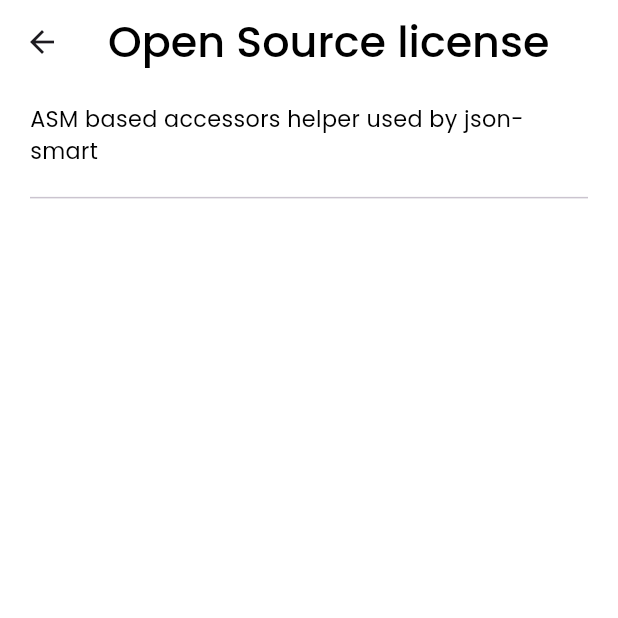
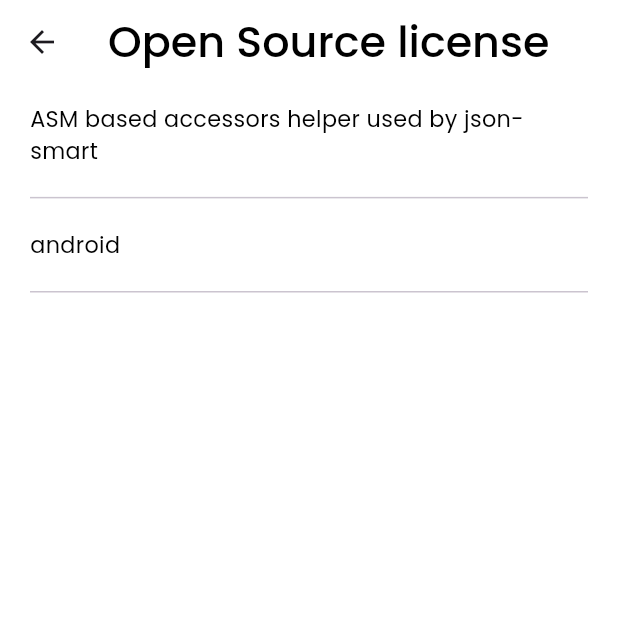
Before and after one commit to wajehafatima/air-bnb, a Flutter app: the screen it shows after launch, on a phone screen of 412 x 824 dp, the top half of it. Run offline on Flutter 3.47's test engine with Material 3 defaults, Android fonts, the phone set to English and light mode, and no system bars; our stand-ins replace country_picker, flutter_screenutil, google_fonts, matcher.

Commit message:
Update licens-view.dart

```diff
--- a/lib/src/view/homeview/profile-view/legal-view/source-license-view/licens-view.dart
+++ b/lib/src/view/homeview/profile-view/legal-view/source-license-view/licens-view.dart
@@ -34,7 +34,8 @@ class _LicensviewState extends State<Licensview> {
           child: Column(crossAxisAlignment: CrossAxisAlignment.start
             ,
             children: [
-            LicenseWidget(text:'ASM based accessors helper used by json-smart' , onTap: () {  },)
+            LicenseWidget(text:'ASM based accessors helper used by json-smart' , onTap: () {  },),
+              LicenseWidget(text:'android', onTap: (){})
           ],),
         ),
       ),
```
